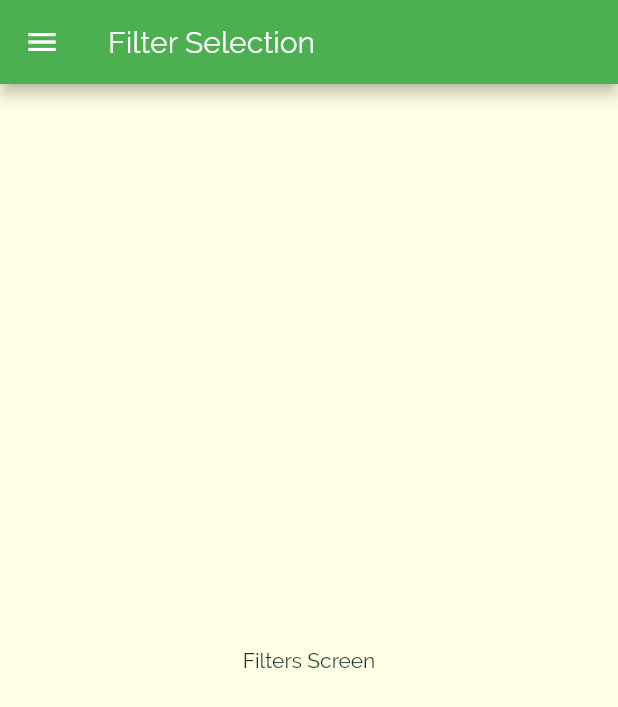
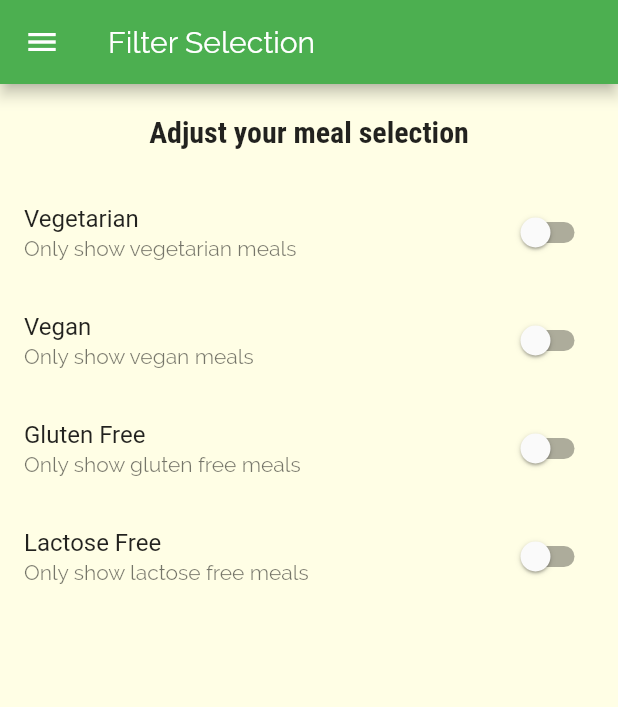
Before and after one commit to SavvyChap/meals_app, a Flutter app: the FilterScreen screen opened by its route, on a phone screen of 412 x 824 dp. Shown: the top 707 px of the screen. Run offline on Flutter 3.47's test engine with Material 2 defaults, Android fonts, the phone set to English and light mode, and no system bars.

Commit message:
Updated Filters page with the switches for various filters. They still lack functionality.

```diff
--- a/lib/screens/filters_screen.dart
+++ b/lib/screens/filters_screen.dart
@@ -1,8 +1,32 @@
 import 'package:flutter/material.dart';
 import 'package:meals_app/widgets/drawer_main.dart';
 
-class FilterScreen extends StatelessWidget {
+class FilterScreen extends StatefulWidget {
   static const routeName = '/filters';
+
+  @override
+  _FilterScreenState createState() => _FilterScreenState();
+}
+
+class _FilterScreenState extends State<FilterScreen> {
+  bool _glutenFree = false;
+  bool _vegetarian = false;
+  bool _vegan = false;
+  bool _lactosFree = false;
+
+  Widget _buildSwitchListTile(
+      String title,
+      String description,
+      bool currentValue,
+      Function updateValue,
+      ) {
+    return SwitchListTile(
+      title: Text(title),
+      value: currentValue,
+      subtitle: Text(description),
+      onChanged: updateValue,
+    );
+  }
 
   @override
   Widget build(BuildContext context) {
@@ -11,9 +35,57 @@ class FilterScreen extends StatelessWidget {
         title: Text('Filter Selection'),
       ),
       drawer: MainDrawer(),
-      body: Center(
-        child: Text('Filters Screen'),
-      ),
+      body: Column(children: <Widget>[
+        Container(
+          padding: EdgeInsets.all(20),
+          child: Text(
+            'Adjust your meal selection',
+            style: Theme.of(context).textTheme.title,
+          ),
+        ),
+        Expanded(
+          child: ListView(
+            children: <Widget>[
+              _buildSwitchListTile(
+                  'Vegetarian',
+                  'Only show vegetarian meals',
+                  _vegetarian,
+                      (newValue) {
+                    setState(() {
+                      _vegetarian = newValue;
+                    });
+                      }),
+              _buildSwitchListTile(
+                  'Vegan',
+                  'Only show vegan meals',
+                  _vegan,
+                      (newValue) {
+                    setState(() {
+                      _vegan = newValue;
+                    });
+                  }),
+              _buildSwitchListTile(
+                  'Gluten Free',
+                  'Only show gluten free meals',
+                  _glutenFree,
+                      (newValue) {
+                    setState(() {
+                      _glutenFree = newValue;
+                    });
+                  }),
+              _buildSwitchListTile(
+                  'Lactose Free',
+                  'Only show lactose free meals',
+                  _lactosFree,
+                      (newValue) {
+                    setState(() {
+                      _lactosFree = newValue;
+                    });
+                  }),
+            ],
+          ),
+        ),
+      ],),
     );
   }
 }
```
